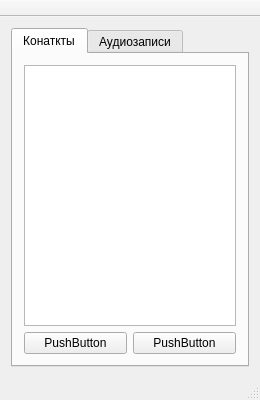
This is mainwindow.ui in yzubchenko/VKReplica as Qt 5 draws it before an edit. The edited form follows.
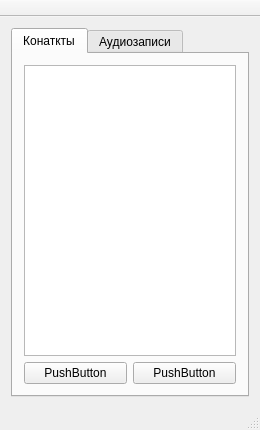
This is the edited form.

Patch:
```diff
--- a/mainwindow.ui
+++ b/mainwindow.ui
@@ -7,7 +7,7 @@
     <x>0</x>
     <y>0</y>
     <width>260</width>
-    <height>400</height>
+    <height>430</height>
    </rect>
   </property>
   <property name="windowTitle">
@@ -35,25 +35,16 @@
        </attribute>
        <layout class="QVBoxLayout" name="verticalLayout_2">
         <item>
-         <widget class="QTableView" name="tableView">
-          <property name="editTriggers">
-           <set>QAbstractItemView::NoEditTriggers</set>
+         <widget class="QListView" name="listView">
+          <property name="selectionBehavior">
+           <enum>QAbstractItemView::SelectRows</enum>
           </property>
           <property name="selectionMode">
            <enum>QAbstractItemView::SingleSelection</enum>
           </property>
-          <property name="sortingEnabled">
-           <bool>true</bool>
+          <property name="modelColumn">
+           <number>0</number>
           </property>
-          <property name="wordWrap">
-           <bool>false</bool>
-          </property>
-          <attribute name="horizontalHeaderVisible">
-           <bool>false</bool>
-          </attribute>
-          <attribute name="verticalHeaderVisible">
-           <bool>false</bool>
-          </attribute>
          </widget>
         </item>
         <item>
```
Left out of the diff: 6 changed lines with no effect on the pictures.
